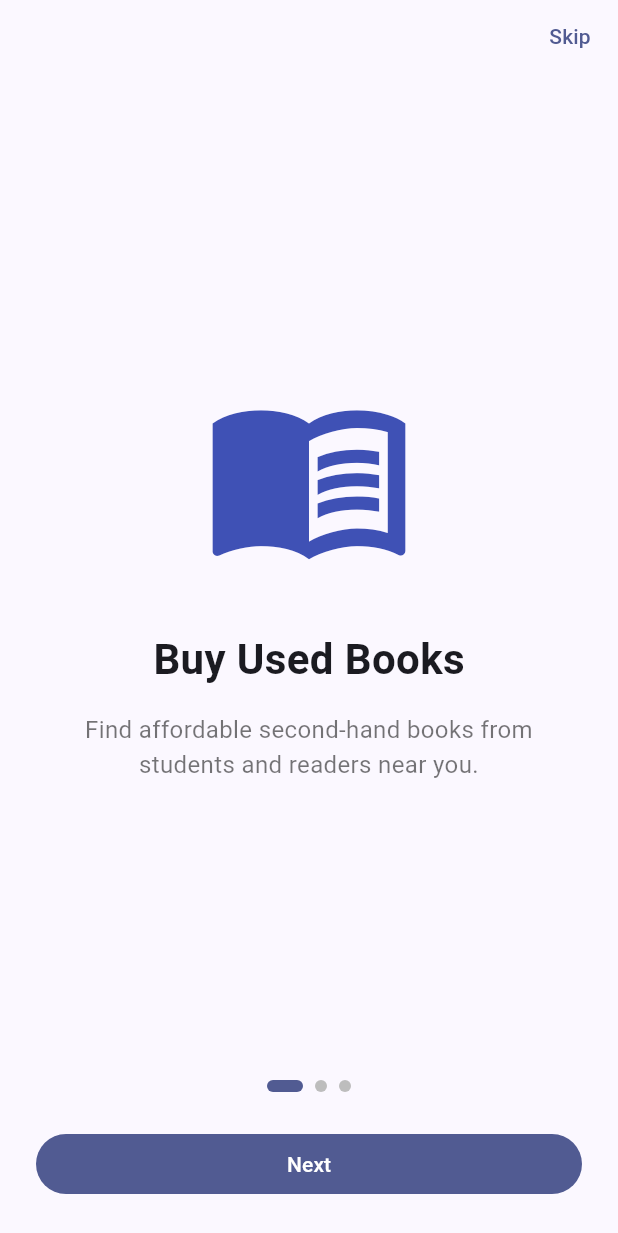
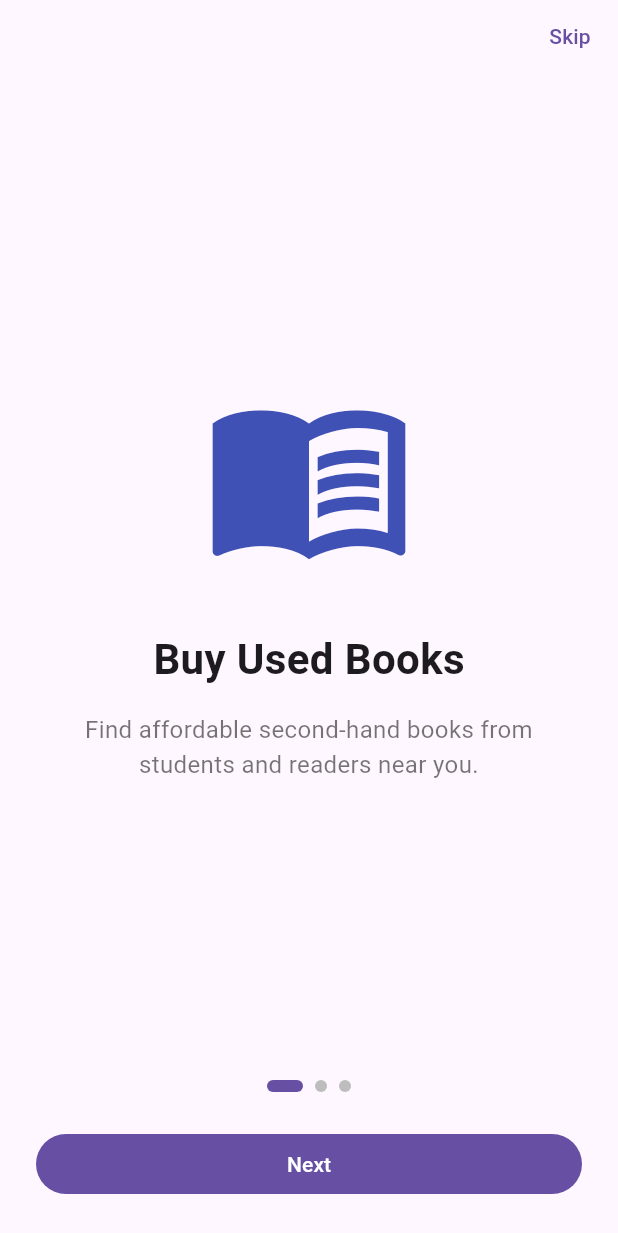
Before and after one commit to SanjeevSinjali/kitabghar, a Flutter app: the screen it shows after launch, on a phone screen of 412 x 824 dp. Shown: the top 1233 px of the screen. Run offline on Flutter 3.47's test engine with Material 3 defaults, Android fonts, the phone set to English and light mode, and no system bars; project files that could hold a hidden picture were left out.

Commit message:
theme changed

```diff
--- a/lib/app.dart
+++ b/lib/app.dart
@@ -8,7 +8,7 @@ class App extends StatelessWidget {
   Widget build(BuildContext context) {
     return MaterialApp(
       debugShowCheckedModeBanner: false,
-      theme: ThemeData(colorSchemeSeed: Colors.indigo, useMaterial3: true),
+      theme: ThemeData(primarySwatch: Colors.indigo, useMaterial3: true),
       home: SplashView(),
     );
   }
```
